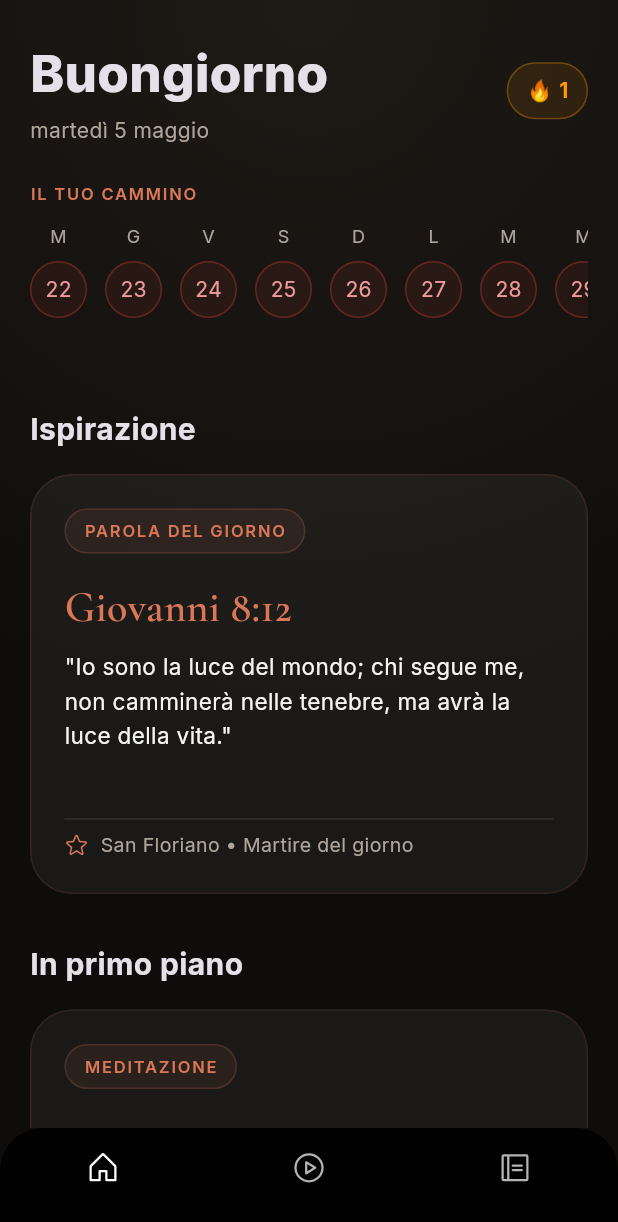
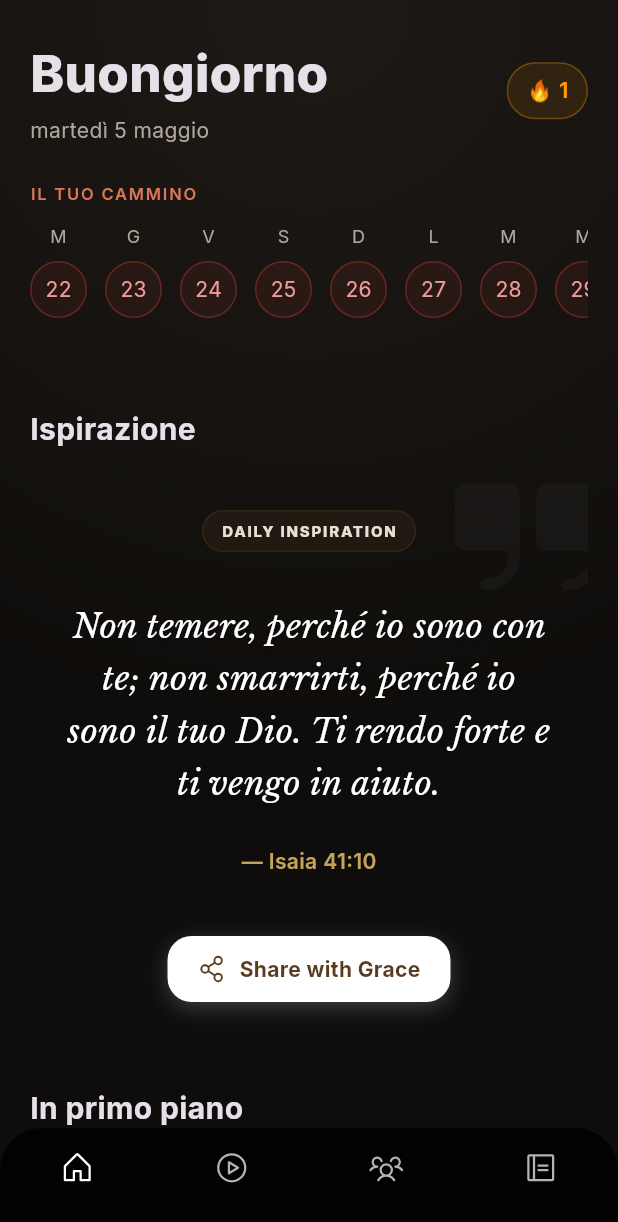
Before and after one commit to Marcuss-ops/AppHone, a Flutter app: the screen it shows after launch, on a phone screen of 412 x 824 dp. Shown: the top 1222 px of the screen. Run offline on Flutter 3.47's test engine with Material 3 defaults, Android fonts, the phone set to English and light mode, and no system bars; our stand-ins replace cached_network_image, device_preview, flutter_animate, flutter_local_notifications, flutter_riverpod, freezed_annotation and 12 more; missing offline and left inert: glossy; accounts and stored records are empty; generated files the repository leaves out were written again.

Commit message:
Fix: Sync new features with Config-Driven architecture and HomeTab

```diff
--- a/AppTrue/ChristianApp/lib/configs/christian_luce_config.dart
+++ b/AppTrue/ChristianApp/lib/configs/christian_luce_config.dart
@@ -7,6 +7,7 @@ import '../core/theme/app_colors.dart';
 import '../features/home/home_tab.dart';
 import '../features/christian/player_tab.dart';
 import '../features/christian/diario_tab.dart';
+import '../features/community/screens/community_screen.dart';
 
 class ChristianLuceConfig implements AppConfig {
   @override
@@ -75,6 +76,7 @@ class ChristianLuceConfig implements AppConfig {
   List<NavigationDestinationConfig> get navigationDestinations => [
     NavigationDestinationConfig(icon: PhosphorIcons.house(), label: 'Home', page: const HomeTab()),
     NavigationDestinationConfig(icon: PhosphorIcons.playCircle(), label: 'Player', page: const PlayerTab()),
+    NavigationDestinationConfig(icon: PhosphorIcons.usersThree(), label: 'Community', page: const CommunityScreen()),
     NavigationDestinationConfig(icon: PhosphorIcons.notebook(), label: 'Diario', page: const DiarioTab()),
   ];
 }
--- a/AppTrue/ChristianApp/lib/configs/generic_content_config.dart
+++ b/AppTrue/ChristianApp/lib/configs/generic_content_config.dart
@@ -4,6 +4,7 @@ import '../core/config/app_config.dart';
 
 // Import generic features
 import '../features/home/home_tab.dart';
+import '../features/community/screens/community_screen.dart';
 
 class GenericPlaceholder extends StatelessWidget {
   final String title;
@@ -77,6 +78,7 @@ class GenericContentConfig implements AppConfig {
   @override
   List<NavigationDestinationConfig> get navigationDestinations => [
     NavigationDestinationConfig(icon: PhosphorIcons.house(), label: 'Home', page: const HomeTab()),
+    NavigationDestinationConfig(icon: PhosphorIcons.usersThree(), label: 'Community', page: const CommunityScreen()),
     NavigationDestinationConfig(icon: PhosphorIcons.compass(), label: 'Discover', page: const GenericPlaceholder(title: 'Discover Tab')),
     NavigationDestinationConfig(icon: PhosphorIcons.user(), label: 'Profile', page: const GenericPlaceholder(title: 'Profile Tab')),
   ];
--- a/AppTrue/ChristianApp/lib/features/home/home_tab.dart
+++ b/AppTrue/ChristianApp/lib/features/home/home_tab.dart
@@ -8,6 +8,9 @@ import '../../core/providers.dart';
 import '../../core/config/app_config.dart';
 import '../../core/config/active_config.dart';
 import '../../shared/widgets/app_ui_components.dart';
+import '../inspiration/providers/inspiration_provider.dart';
+import '../inspiration/widgets/inspiration_card.dart';
+import '../inspiration/services/inspiration_sharing_service.dart';
 
 class HomeTab extends ConsumerWidget {
   const HomeTab({super.key});
@@ -130,44 +133,26 @@ class HomeTab extends ConsumerWidget {
   }
 
   Widget _buildInspirationSection(InspirationSectionConfig section, AppConfig config) {
+    return Consumer(
+      builder: (context, ref, child) {
+        final inspirationAsync = ref.watch(dailyInspirationProvider);
+
         return Column(
           crossAxisAlignment: CrossAxisAlignment.start,
           children: [
             Text(section.sectionTitle, style: GoogleFonts.inter(fontSize: 20, fontWeight: FontWeight.w700)),
             const SizedBox(height: 16),
-        AppGlassCard(
-          height: 280,
-          child: Column(
-            crossAxisAlignment: CrossAxisAlignment.start,
-            children: [
-              AppPill(text: section.pillText),
-              const SizedBox(height: 16),
-              Text(section.mainTitle,
-                  style: GoogleFonts.cormorantGaramond(fontSize: 28, fontWeight: FontWeight.w600, color: config.primaryAccent)),
-              const SizedBox(height: 8),
-              Text(section.mainText,
-                  maxLines: 3,
-                  overflow: TextOverflow.ellipsis,
-                  style: GoogleFonts.inter(fontSize: 15, height: 1.5, color: config.textPrimary)),
-              const Spacer(),
-              const Divider(color: Colors.white10),
-              if (section.secondaryText != null)
-                Row(
-                  children: [
-                    if (section.secondaryIcon != null) ...[
-                      Icon(section.secondaryIcon, size: 16, color: config.primaryAccent),
-                      const SizedBox(width: 8),
-                    ],
-                    Expanded(
-                      child: Text(section.secondaryText!,
-                          style: GoogleFonts.inter(fontSize: 13, color: config.textSecondary)),
+            inspirationAsync.when(
+              data: (inspiration) => InspirationCard(
+                inspiration: inspiration,
+                onShare: () => InspirationSharingService().shareInspiration(context, inspiration),
+              ),
+              loading: () => const Center(child: CircularProgressIndicator()),
+              error: (e, st) => Text('Error: $e'),
             ),
           ],
-                )
-            ],
-          ),
-        ),
-      ],
+        );
+      },
     );
   }
 
```
Lines whose indentation alone changed are shown as unchanged.
